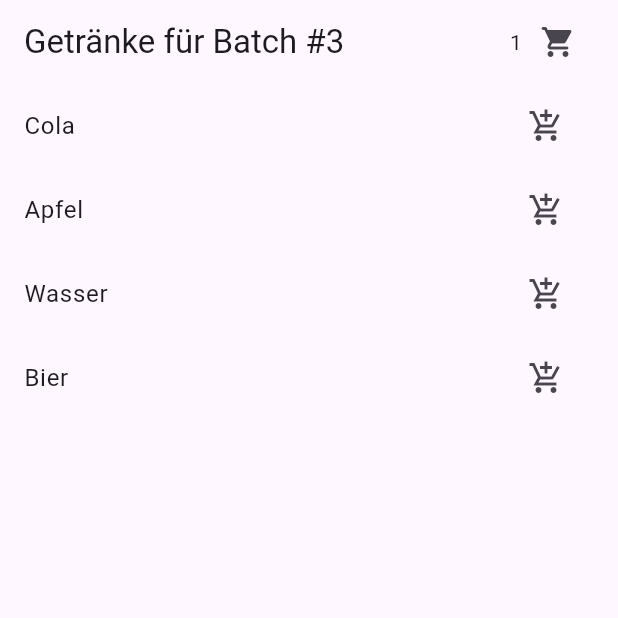
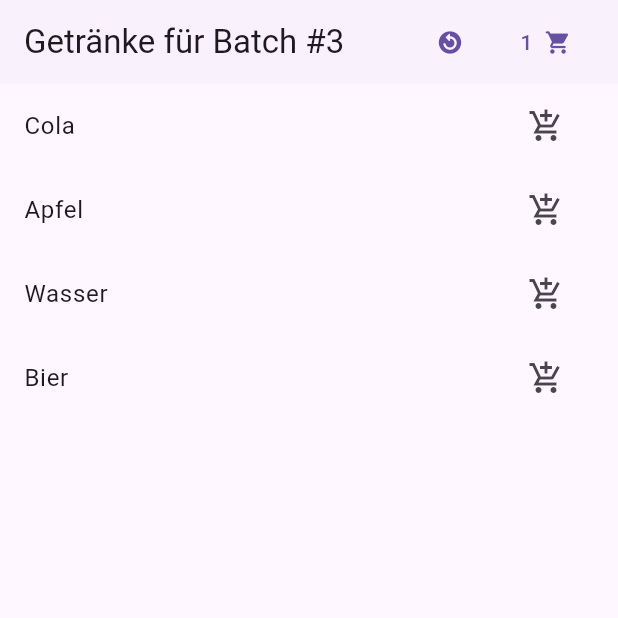
Before and after one commit to App-Akademie/provider_shopping_example, a Flutter app: the screen it shows after launch, after a tap on the "add shopping cart" icon, on a phone screen of 412 x 824 dp, the top half of it. Run offline on Flutter 3.47's test engine with Material 3 defaults, Android fonts, the phone set to English and light mode, and no system bars.

Commit message:
Refactoring; Added resetting of cart; Updates.

```diff
--- a/lib/common/presentation/product_model.dart
+++ b/lib/common/presentation/products.dart
@@ -1,7 +1,6 @@
 import 'package:flutter/material.dart';
 
-// In der Folien-Architektur ist der Provider ein "Controller".
-class ProductModel extends ChangeNotifier {
+class Products extends ChangeNotifier {
   final List<String> _selectedItems = [];
   final List<String> _allItems = [
     "Cola",
--- a/lib/features/cart/presentation/cart_screen.dart
+++ b/lib/features/cart/presentation/cart_screen.dart
@@ -1,13 +1,13 @@
 import 'package:flutter/material.dart';
 import 'package:provider/provider.dart';
-import 'package:provider_shopping_example/common/presentation/product_model.dart';
+import 'package:provider_shopping_example/common/presentation/products.dart';
 
 class CartScreen extends StatelessWidget {
   const CartScreen({super.key});
 
   @override
   Widget build(BuildContext context) {
-    final productModel = context.watch<ProductModel>();
+    final productModel = context.watch<Products>();
 
     return Scaffold(
       appBar: AppBar(
--- a/lib/features/main_screen/presentation/shopping_main_screen.dart
+++ b/lib/features/main_screen/presentation/shopping_main_screen.dart
@@ -1,6 +1,6 @@
 import 'package:flutter/material.dart';
 import 'package:provider/provider.dart';
-import 'package:provider_shopping_example/common/presentation/product_model.dart';
+import 'package:provider_shopping_example/common/presentation/products.dart';
 import 'package:provider_shopping_example/features/cart/presentation/cart_screen.dart';
 
 class ShoppingMainScreen extends StatelessWidget {
@@ -11,21 +11,32 @@ class ShoppingMainScreen extends StatelessWidget {
     return Scaffold(
       appBar: AppBar(
         title: const Text("Getränke für Batch #3"),
+        elevation: 0.7,
         actions: [
-          Text("${context.watch<ProductModel>().selectedItems.length}"),
-          IconButton(
+          TextButton(
+              onPressed: () {
+                context.read<Products>().clear();
+              },
+              child: const Icon(Icons.replay_circle_filled_rounded)),
+          TextButton(
             onPressed: () {
               Navigator.of(context).push(MaterialPageRoute(
                 builder: (context) => const CartScreen(),
               ));
             },
-            icon: const Icon(Icons.shopping_cart_rounded),
+            child: Row(
+              children: [
+                Text("${context.watch<Products>().selectedItems.length}"),
+                const SizedBox(width: 8),
+                const Icon(Icons.shopping_cart_rounded),
+              ],
+            ),
           ),
           const SizedBox(width: 16),
         ],
       ),
       body: Center(
-        child: Consumer<ProductModel>(
+        child: Consumer<Products>(
           builder: (context, model, child) => ListView.builder(
             itemCount: model.allItems.length,
             itemBuilder: (context, index) => ListTile(
--- a/lib/main.dart
+++ b/lib/main.dart
@@ -1,13 +1,15 @@
 import 'package:flutter/material.dart';
 import 'package:provider/provider.dart';
-import 'package:provider_shopping_example/common/presentation/product_model.dart';
+import 'package:provider_shopping_example/common/presentation/products.dart';
 import 'package:provider_shopping_example/features/main_screen/presentation/shopping_main_screen.dart';
 
 void main() {
-  runApp(ChangeNotifierProvider(
-    create: (context) => ProductModel(),
-    child: const MainApp(),
-  ));
+  runApp(
+    ChangeNotifierProvider(
+      create: (context) => Products(),
+      child: const MainApp(),
+    ),
+  );
 }
 
 class MainApp extends StatelessWidget {
```
Also changed, not shown: pubspec.lock, 3 other files.
